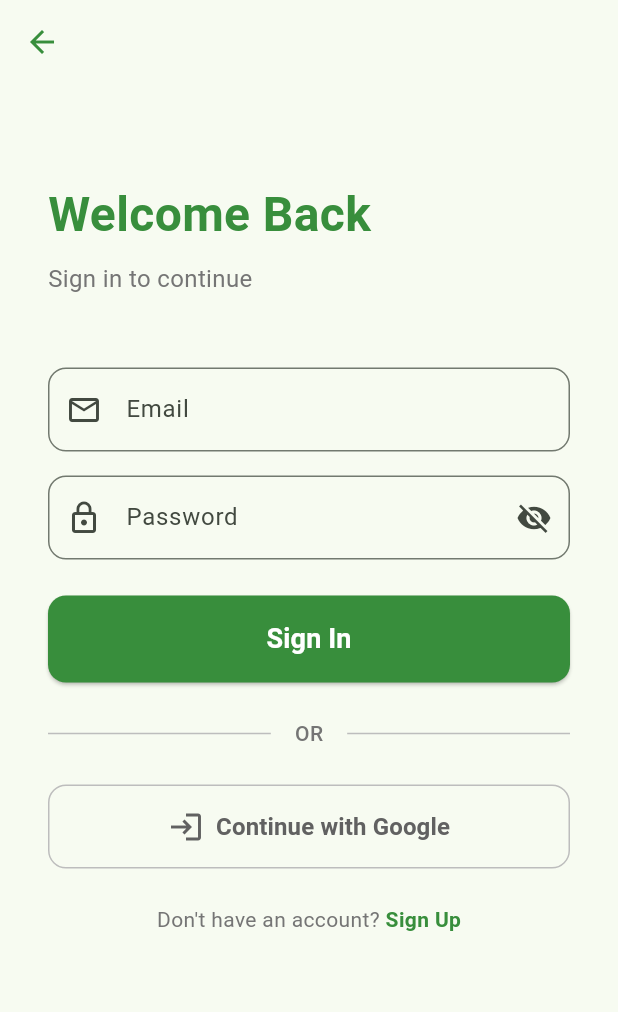
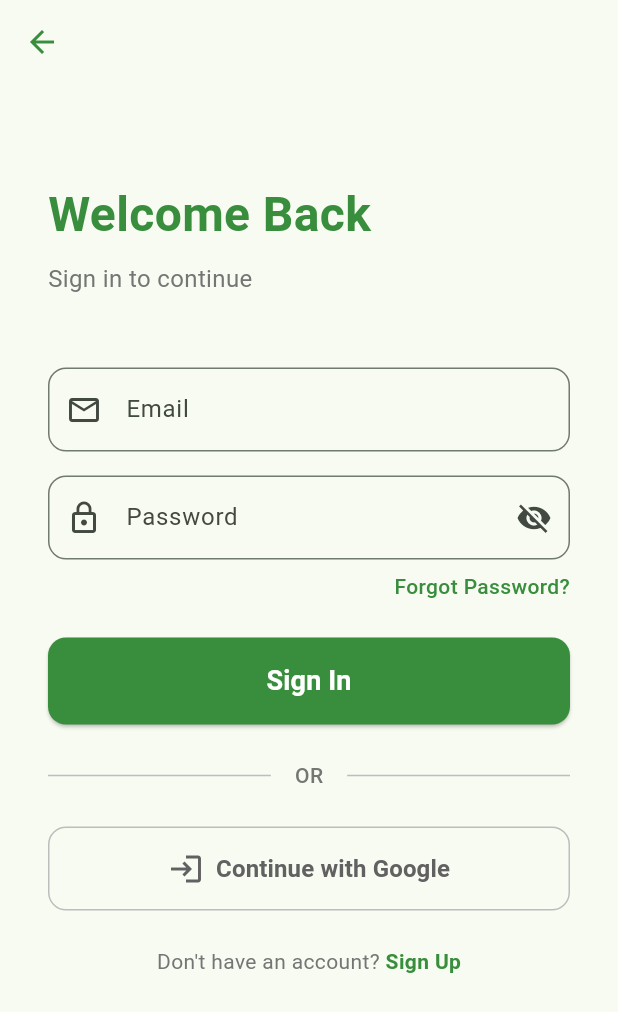
Before and after one commit to Alvarado96/trash_dash_demo, a Flutter app: the screen it shows after launch, after a tap on "Sign In", on a phone screen of 412 x 824 dp. Shown: the top 1012 px of the screen. Run offline on Flutter 3.47's test engine with Material 3 defaults, Android fonts, the phone set to English and light mode, and no system bars; our stand-ins replace firebase_core, geocoding, google_maps_flutter, google_sign_in, hive, hive_flutter and 2 more; accounts and stored records are empty; network calls fail.

Commit message:
Add forgot password link placeholder on sign-in screen
🤖 Generated with [Claude Code](https://claude.com/claude-code)

Co-Authored-By: Claude <noreply@anthropic.com>

```diff
--- a/lib/screens/sign_in_screen.dart
+++ b/lib/screens/sign_in_screen.dart
@@ -171,6 +171,23 @@ class _SignInScreenState extends State<SignInScreen> {
                     return null;
                   },
                 ),
+                const SizedBox(height: 8),
+                // Forgot Password Link
+                Align(
+                  alignment: Alignment.centerRight,
+                  child: GestureDetector(
+                    onTap: () {
+                      // TODO: Implement forgot password with Firebase
+                    },
+                    child: Text(
+                      'Forgot Password?',
+                      style: TextStyle(
+                        color: Colors.green.shade700,
+                        fontWeight: FontWeight.w500,
+                      ),
+                    ),
+                  ),
+                ),
                 const SizedBox(height: 24),
                 // Sign In Button
                 ElevatedButton(
```
